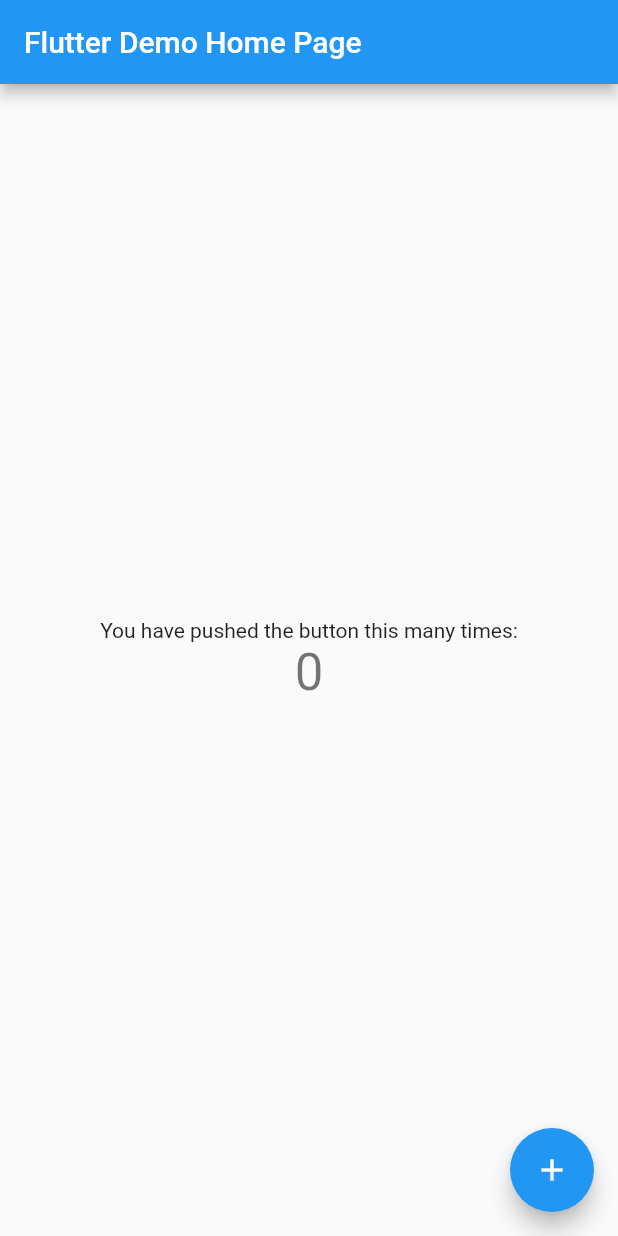
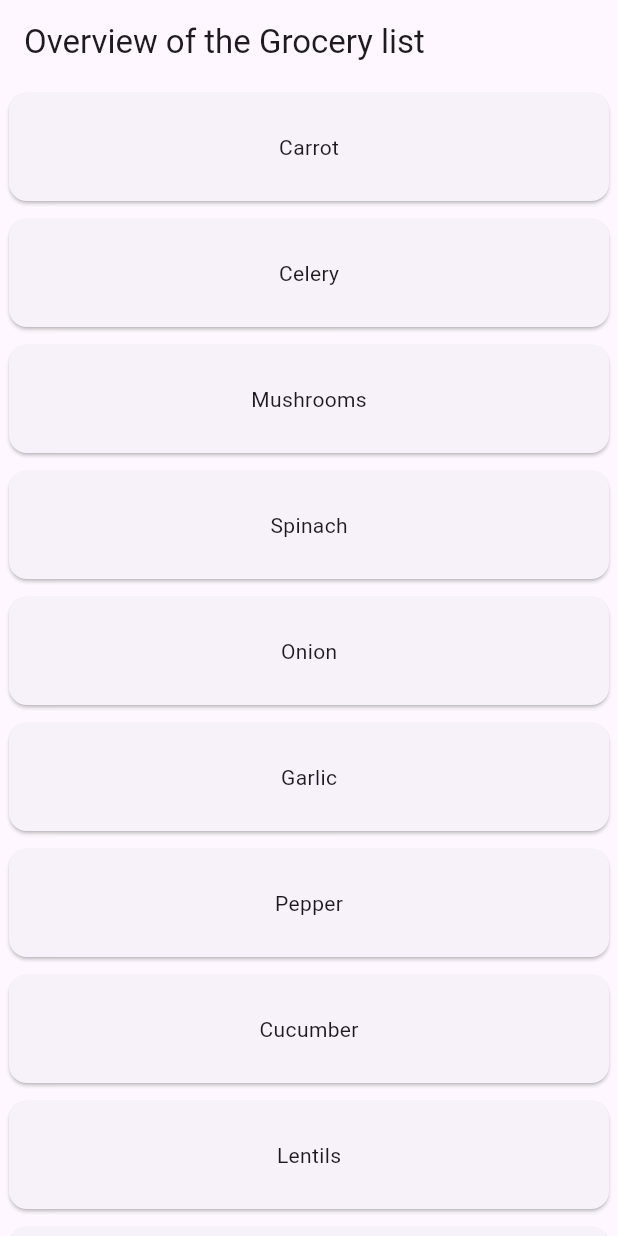
Before and after one commit to RifautAlexis/grocery_list, a Flutter app: the screen it shows after launch, on a phone screen of 412 x 824 dp. Run offline on Flutter 3.47's test engine with Material 2 defaults, Android fonts, the phone set to English and light mode, and no system bars; our stand-ins replace flutter_bloc.

Commit message:
Init bloc

```diff
--- /dev/null
+++ b/lib/groceries_overview/bloc/groceries_overview_bloc.dart
@@ -0,0 +1,61 @@
+import 'package:flutter_bloc/flutter_bloc.dart';
+import 'package:grocery_list/groceries_overview/view/groceries_overview_list.dart';
+
+import '../data/repository/groceries_overview_repository.dart';
+import '../models/grocery_overview.dart';
+import 'groceries_overview_event.dart';
+import 'groceries_overview_state.dart';
+
+class GroceriesOverviewBloc
+    extends Bloc<GroceriesOverviewEvent, GroceriesOverviewState> {
+  GroceriesOverviewBloc(
+      {required GroceriesOverviewRepository groceriesOverviewRepository})
+      : _groceriesOverviewRepository = groceriesOverviewRepository,
+        super(const GroceriesOverviewState()) {
+    on<GroceriesOverviewFetched>(_onGroceriesOverviewFetched);
+    on<GroceriesOverviewItemAdded>(_onGroceriesOverviewItemAdded);
+    on<GroceriesOverviewItemRemoved>(_onGroceriesOverviewItemRemoved);
+  }
+
+  final GroceriesOverviewRepository _groceriesOverviewRepository;
+
+  Future<void> _onGroceriesOverviewFetched(
+    GroceriesOverviewFetched event,
+    Emitter<GroceriesOverviewState> emit,
+  ) async {
+    try {
+      if (state.status == GroceriesOverviewStatus.initial) {
+        final groceries =
+            await _groceriesOverviewRepository.getGroceriesOverview();
+        return emit(
+          state.copyWith(
+            status: GroceriesOverviewStatus.success,
+            groceries: groceries,
+          ),
+        );
+      }
+    } catch (_) {
+      emit(state.copyWith(status: GroceriesOverviewStatus.failure));
+    }
+  }
+
+  Future<void> _onGroceriesOverviewItemAdded(
+    GroceriesOverviewItemAdded event,
+    Emitter<GroceriesOverviewState> emit,
+  ) async {
+    var groceriesCopy = state.groceries;
+    groceriesCopy.add(const GroceryOverview(productName: "Ice Cream"));
+    return emit(
+      state.copyWith(
+        groceries: groceriesCopy,
+      ),
+    );
+  }
+
+  Future<void> _onGroceriesOverviewItemRemoved(
+    GroceriesOverviewItemRemoved event,
+    Emitter<GroceriesOverviewState> emit,
+  ) async {
+    return;
+  }
+}
--- /dev/null
+++ b/lib/groceries_overview/bloc/groceries_overview_event.dart
@@ -0,0 +1,15 @@
+abstract class GroceriesOverviewEvent {
+  const GroceriesOverviewEvent();
+}
+
+class GroceriesOverviewFetched extends GroceriesOverviewEvent {
+  const GroceriesOverviewFetched();
+}
+
+class GroceriesOverviewItemAdded extends GroceriesOverviewEvent {
+  const GroceriesOverviewItemAdded();
+}
+
+class GroceriesOverviewItemRemoved extends GroceriesOverviewEvent {
+  const GroceriesOverviewItemRemoved();
+}
--- /dev/null
+++ b/lib/groceries_overview/bloc/groceries_overview_state.dart
@@ -0,0 +1,23 @@
+import '../models/grocery_overview.dart';
+
+enum GroceriesOverviewStatus { initial, loading, success, failure }
+
+class GroceriesOverviewState {
+  const GroceriesOverviewState({
+    this.status = GroceriesOverviewStatus.initial,
+    this.groceries = const [],
+  });
+
+  final GroceriesOverviewStatus status;
+  final List<GroceryOverview> groceries;
+
+  GroceriesOverviewState copyWith({
+    GroceriesOverviewStatus? status,
+    List<GroceryOverview>? groceries,
+  }) {
+    return GroceriesOverviewState(
+      status: status ?? this.status,
+      groceries: groceries ?? this.groceries,
+    );
+  }
+}
--- /dev/null
+++ b/lib/groceries_overview/data/providers/grocery_api_provider.dart
@@ -0,0 +1,31 @@
+import 'package:grocery_list/groceries_overview/models/grocery_overview.dart';
+
+class GroceryApiProvider {
+  const GroceryApiProvider();
+
+  Future<List<GroceryOverview>> getGroceriesOverview() {
+    return Future.sync(() => [
+          const GroceryOverview(productName: "Carrot"),
+          const GroceryOverview(productName: "Celery"),
+          const GroceryOverview(productName: "Mushrooms"),
+          const GroceryOverview(productName: "Spinach"),
+          const GroceryOverview(productName: "Onion"),
+          const GroceryOverview(productName: "Garlic"),
+          const GroceryOverview(productName: "Pepper"),
+          const GroceryOverview(productName: "Cucumber"),
+          const GroceryOverview(productName: "Lentils"),
+          const GroceryOverview(productName: "Lettuce"),
+          const GroceryOverview(productName: "Tomato"),
+          const GroceryOverview(productName: "Brissels sprouts"),
+          const GroceryOverview(productName: "Broccoli"),
+          const GroceryOverview(productName: "Butter"),
+          const GroceryOverview(productName: "Milk"),
+          const GroceryOverview(productName: "Rice"),
+          const GroceryOverview(productName: "Sugar"),
+          const GroceryOverview(productName: "Mango"),
+          const GroceryOverview(productName: "Peach"),
+          const GroceryOverview(productName: "Parmesan"),
+          const GroceryOverview(productName: "Almond Milk"),
+        ]);
+  }
+}
--- /dev/null
+++ b/lib/groceries_overview/data/repository/groceries_overview_repository.dart
@@ -0,0 +1,13 @@
+import '../../models/grocery_overview.dart';
+import '../providers/grocery_api_provider.dart';
+
+class GroceriesOverviewRepository {
+  const GroceriesOverviewRepository({
+    required GroceryApiProvider groceriesApi,
+  }) : _groceriesApi = groceriesApi;
+
+  final GroceryApiProvider _groceriesApi;
+
+  Future<List<GroceryOverview>> getGroceriesOverview() =>
+      _groceriesApi.getGroceriesOverview();
+}
--- /dev/null
+++ b/lib/groceries_overview/models/grocery_overview.dart
@@ -0,0 +1,5 @@
+class GroceryOverview {
+  const GroceryOverview({required this.productName});
+
+  final String productName;
+}
--- /dev/null
+++ b/lib/groceries_overview/view/groceries_overview_item.dart
@@ -0,0 +1,40 @@
+import 'package:flutter/material.dart';
+import 'package:flutter_bloc/flutter_bloc.dart';
+import 'package:grocery_list/groceries_overview/bloc/groceries_overview_bloc.dart';
+import '../bloc/groceries_overview_event.dart';
+import '../models/grocery_overview.dart';
+
+class GroceriesOverviewItem extends StatelessWidget {
+  const GroceriesOverviewItem({
+    super.key,
+    required this.item,
+    required this.animation,
+  });
+
+  final GroceryOverview item;
+  final Animation<double> animation;
+
+  @override
+  Widget build(BuildContext context) {
+    return Padding(
+      padding: const EdgeInsets.all(2.0),
+      child: SizeTransition(
+        sizeFactor: animation,
+        child: GestureDetector(
+          behavior: HitTestBehavior.opaque,
+          onTap: () => context
+              .read<GroceriesOverviewBloc>()
+              .add(const GroceriesOverviewItemAdded()),
+          child: SizedBox(
+            height: 80.0,
+            child: Card(
+              child: Center(
+                child: Text(item.productName),
+              ),
+            ),
+          ),
+        ),
+      ),
+    );
+  }
+}
--- /dev/null
+++ b/lib/groceries_overview/view/groceries_overview_list.dart
@@ -0,0 +1,88 @@
+import 'package:flutter/material.dart';
+import 'package:flutter_bloc/flutter_bloc.dart';
+import 'package:grocery_list/groceries_overview/bloc/groceries_overview_state.dart';
+
+import '../bloc/groceries_overview_bloc.dart';
+import '../models/grocery_overview.dart';
+import 'groceries_overview_item.dart';
+
+// class GroceriesOverviewList extends StatelessWidget {
+//   const GroceriesOverviewList({super.key});
+
+//   @override
+//   Widget build(BuildContext context) {
+//     return Scaffold(
+//       appBar: AppBar(
+//         title: const Text("Overview of the Grocery list"),
+//       ),
+//       body: BlocBuilder<GroceriesOverviewBloc, GroceriesOverviewState>(
+//           builder: (context, state) {
+//         switch (state.status) {
+//           case GroceriesOverviewStatus.initial:
+//           case GroceriesOverviewStatus.loading:
+//             return const Center(child: CircularProgressIndicator());
+//           case GroceriesOverviewStatus.success:
+//             return _buildGroceriesOverviewList(state.groceries);
+//           case GroceriesOverviewStatus.failure:
+//           default:
+//             return const Center(
+//               child: Text('An error has occur, please refresh'),
+//             );
+//         }
+//       }),
+//     );
+//   }
+
+//   Widget _buildGroceriesOverviewList(List<GroceryOverview> groceries) {
+//     return AnimatedList(
+//       initialItemCount: groceries.length,
+//       itemBuilder: (context, index, animation) {
+//         return GroceriesOverviewItem(
+//             item: groceries[index], animation: animation);
+//       },
+//     );
+//   }
+// }
+
+class GroceriesOverviewList extends StatefulWidget {
+  const GroceriesOverviewList({super.key});
+
+  @override
+  State<GroceriesOverviewList> createState() => _GroceriesOverviewListState();
+}
+
+class _GroceriesOverviewListState extends State<GroceriesOverviewList> {
+  @override
+  Widget build(BuildContext context) {
+    return Scaffold(
+      appBar: AppBar(
+        title: const Text("Overview of the Grocery list"),
+      ),
+      body: BlocBuilder<GroceriesOverviewBloc, GroceriesOverviewState>(
+          builder: (context, state) {
+        switch (state.status) {
+          case GroceriesOverviewStatus.initial:
+          case GroceriesOverviewStatus.loading:
+            return const Center(child: CircularProgressIndicator());
+          case GroceriesOverviewStatus.success:
+            return _buildGroceriesOverviewList(state.groceries);
+          case GroceriesOverviewStatus.failure:
+          default:
+            return const Center(
+              child: Text('An error has occur, please refresh'),
+            );
+        }
+      }),
+    );
+  }
+
+  Widget _buildGroceriesOverviewList(List<GroceryOverview> groceries) {
+    return AnimatedList(
+      initialItemCount: groceries.length,
+      itemBuilder: (context, index, animation) {
+        return GroceriesOverviewItem(
+            item: groceries[index], animation: animation);
+      },
+    );
+  }
+}
--- /dev/null
+++ b/lib/groceries_overview/view/groceries_overview_page.dart
@@ -0,0 +1,22 @@
+import 'package:flutter/material.dart';
+import 'package:flutter_bloc/flutter_bloc.dart';
+import 'package:grocery_list/groceries_overview/bloc/groceries_overview_bloc.dart';
+
+import '../bloc/groceries_overview_event.dart';
+import '../data/repository/groceries_overview_repository.dart';
+import 'groceries_overview_list.dart';
+
+class GroceriesOverviewPage extends StatelessWidget {
+  const GroceriesOverviewPage({super.key});
+
+  @override
+  Widget build(BuildContext context) {
+    return BlocProvider<GroceriesOverviewBloc>(
+      create: (_) => GroceriesOverviewBloc(
+        groceriesOverviewRepository:
+            context.read<GroceriesOverviewRepository>(),
+      )..add(const GroceriesOverviewFetched()),
+      child: const GroceriesOverviewList(),
+    );
+  }
+}
--- a/lib/main.dart
+++ b/lib/main.dart
@@ -1,115 +1,37 @@
 import 'package:flutter/material.dart';
+import 'package:flutter_bloc/flutter_bloc.dart';
+import 'package:grocery_list/groceries_overview/data/repository/groceries_overview_repository.dart';
+import 'package:grocery_list/groceries_overview/view/groceries_overview_page.dart';
+
+import 'global_bloc_observer.dart';
+import 'groceries_overview/data/providers/grocery_api_provider.dart';
 
 void main() {
-  runApp(const MyApp());
+  Bloc.observer = GlobalBlocObserver();
+
+  const groceryApiProvider = GroceryApiProvider();
+  const groceriesOverviewRepository =
+      GroceriesOverviewRepository(groceriesApi: groceryApiProvider);
+
+  runApp(const App(groceriesOverviewRepository: groceriesOverviewRepository));
 }
 
-class MyApp extends StatelessWidget {
-  const MyApp({super.key});
+class App extends StatelessWidget {
+  const App({super.key, required this.groceriesOverviewRepository});
 
-  // This widget is the root of your application.
+  final GroceriesOverviewRepository groceriesOverviewRepository;
+
   @override
   Widget build(BuildContext context) {
-    return MaterialApp(
-      title: 'Flutter Demo',
-      theme: ThemeData(
-        // This is the theme of your application.
-        //
-        // Try running your application with "flutter run". You'll see the
-        // application has a blue toolbar. Then, without quitting the app, try
-        // changing the primarySwatch below to Colors.green and then invoke
-        // "hot reload" (press "r" in the console where you ran "flutter run",
-        // or simply save your changes to "hot reload" in a Flutter IDE).
-        // Notice that the counter didn't reset back to zero; the application
-        // is not restarted.
-        primarySwatch: Colors.blue,
+    return RepositoryProvider.value(
+      value: groceriesOverviewRepository,
+      child: MaterialApp(
+        title: 'Flutter Demo',
+        theme: ThemeData(
+          useMaterial3: true,
+        ),
+        home: const GroceriesOverviewPage(),
       ),
-      home: const MyHomePage(title: 'Flutter Demo Home Page'),
     );
   }
 }
-
-class MyHomePage extends StatefulWidget {
-  const MyHomePage({super.key, required this.title});
-
-  // This widget is the home page of your application. It is stateful, meaning
-  // that it has a State object (defined below) that contains fields that affect
-  // how it looks.
-
-  // This class is the configuration for the state. It holds the values (in this
-  // case the title) provided by the parent (in this case the App widget) and
-  // used by the build method of the State. Fields in a Widget subclass are
-  // always marked "final".
-
-  final String title;
-
-  @override
-  State<MyHomePage> createState() => _MyHomePageState();
-}
-
-class _MyHomePageState extends State<MyHomePage> {
-  int _counter = 0;
-
-  void _incrementCounter() {
-    setState(() {
-      // This call to setState tells the Flutter framework that something has
-      // changed in this State, which causes it to rerun the build method below
-      // so that the display can reflect the updated values. If we changed
-      // _counter without calling setState(), then the build method would not be
-      // called again, and so nothing would appear to happen.
-      _counter++;
-    });
-  }
-
-  @override
-  Widget build(BuildContext context) {
-    // This method is rerun every time setState is called, for instance as done
-    // by the _incrementCounter method above.
-    //
-    // The Flutter framework has been optimized to make rerunning build methods
-    // fast, so that you can just rebuild anything that needs updating rather
-    // than having to individually change instances of widgets.
-    return Scaffold(
-      appBar: AppBar(
-        // Here we take the value from the MyHomePage object that was created by
-        // the App.build method, and use it to set our appbar title.
-        title: Text(widget.title),
-      ),
-      body: Center(
-        // Center is a layout widget. It takes a single child and positions it
-        // in the middle of the parent.
-        child: Column(
-          // Column is also a layout widget. It takes a list of children and
-          // arranges them vertically. By default, it sizes itself to fit its
-          // children horizontally, and tries to be as tall as its parent.
-          //
-          // Invoke "debug painting" (press "p" in the console, choose the
-          // "Toggle Debug Paint" action from the Flutter Inspector in Android
-          // Studio, or the "Toggle Debug Paint" command in Visual Studio Code)
-          // to see the wireframe for each widget.
-          //
-          // Column has various properties to control how it sizes itself and
-          // how it positions its children. Here we use mainAxisAlignment to
-          // center the children vertically; the main axis here is the vertical
-          // axis because Columns are vertical (the cross axis would be
-          // horizontal).
-          mainAxisAlignment: MainAxisAlignment.center,
-          children: <Widget>[
-            const Text(
-              'You have pushed the button this many times:',
-            ),
-            Text(
-              '$_counter',
-              style: Theme.of(context).textTheme.headline4,
-            ),
-          ],
-        ),
-      ),
-      floatingActionButton: FloatingActionButton(
-        onPressed: _incrementCounter,
-        tooltip: 'Increment',
-        child: const Icon(Icons.add),
-      ), // This trailing comma makes auto-formatting nicer for build methods.
-    );
-  }
-}
--- a/pubspec.yaml
+++ b/pubspec.yaml
@@ -36,6 +36,7 @@ dependencies:
   # The following adds the Cupertino Icons font to your application.
   # Use with the CupertinoIcons class for iOS style icons.
   cupertino_icons: ^1.0.2
+  flutter_bloc: ^8.1.1
 
 dev_dependencies:
   flutter_test:
```
Also changed, not shown: lib/global_bloc_observer.dart (added, +28 -0 lines), pubspec.lock, 4 other files.
